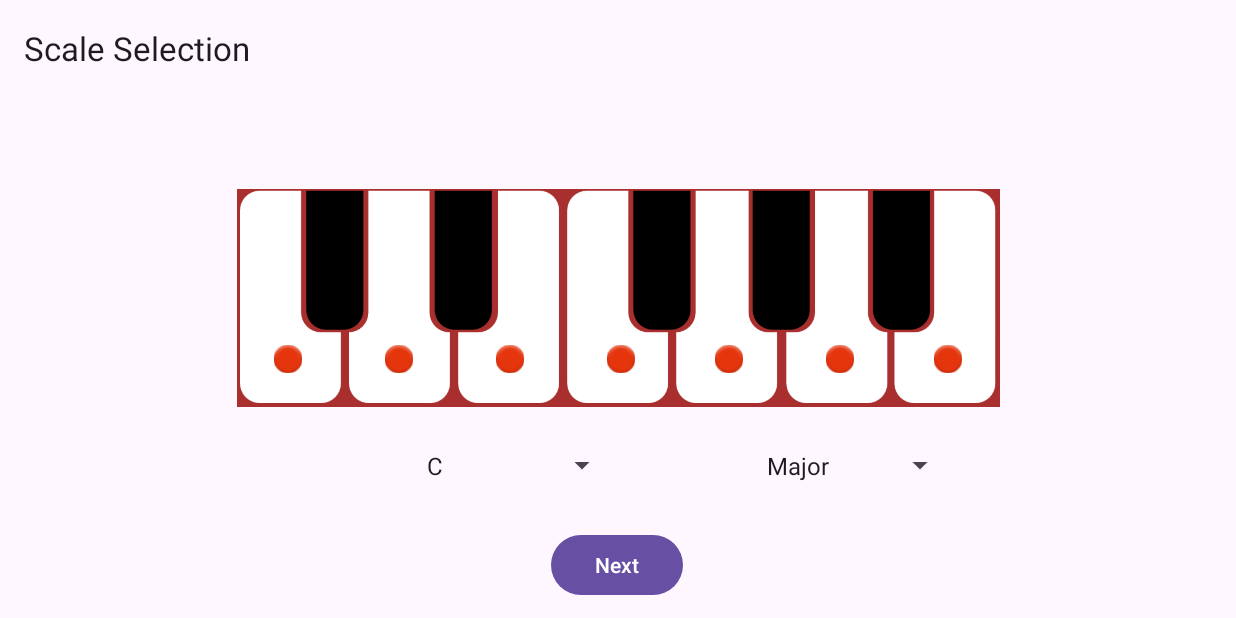
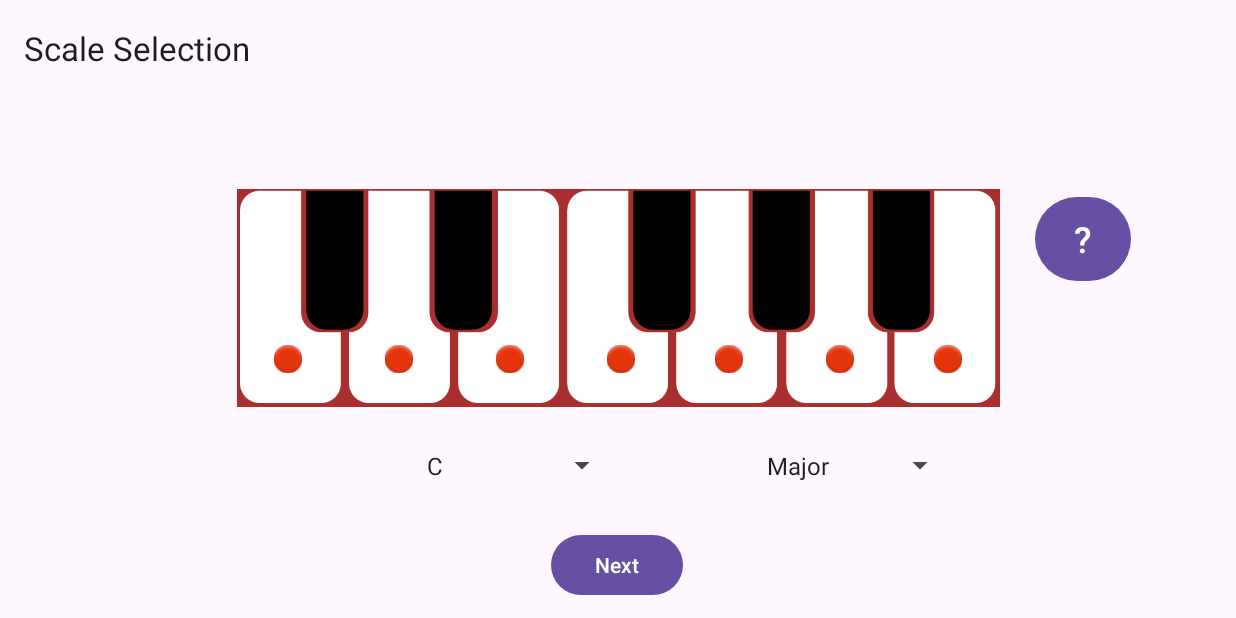
Before and after one commit to akpizutti/IHC-MiniChord, an Android app: the screen it shows after launch (MainActivity), on a phone screen of 824 x 412 dp (held sideways). Run offline under Robolectric (Android 15) with nearby library versions, the phone set to English and light mode, and no system bars; our stand-ins replace navigation-ui; 2 statements that could not run were skipped.

Commit message:
Added help overlay to first fragment

```diff
--- a/app/src/main/java/com/example/minichord/FirstFragment.java
+++ b/app/src/main/java/com/example/minichord/FirstFragment.java
@@ -3,12 +3,15 @@
 import android.os.Bundle;
 import android.util.Log;
 import android.view.LayoutInflater;
+import android.view.MotionEvent;
 import android.view.View;
 import android.view.ViewGroup;
 import android.widget.AdapterView;
 import android.widget.ArrayAdapter;
+import android.widget.Button;
 import android.widget.ImageView;
 import android.widget.Spinner;
+import android.widget.TextView;
 
 import androidx.annotation.NonNull;
 import androidx.fragment.app.Fragment;
@@ -39,6 +42,12 @@
     private ImageView isPlaying_A;
     private ImageView isPlaying_A_Sharp;
     private ImageView isPlaying_B;
+
+    private Button helpOpenButton;
+    private Button helpCloseButton;
+
+    private TextView keyboardTextHelp;
+    private TextView selectorTextHelp;
 
 
     private String selectedScale;
@@ -79,6 +88,14 @@
 
         setAllKeysOFF();
 
+        helpOpenButton = binding.helpOpenButton;
+        helpCloseButton = binding.helpCloseButton;
+
+        keyboardTextHelp = binding.keyboardTextHelp;
+        selectorTextHelp = binding.selectorTextHelp;
+
+        closeHelpOverlay();
+
         return binding.getRoot();
 
     }
@@ -94,6 +111,47 @@
             }
         });
 
+        binding.helpOpenButton.setOnTouchListener((v, event) -> {
+            switch(event.getAction()) {
+                case MotionEvent.ACTION_DOWN:
+                    openHelpOverlay();
+                    break;
+                case MotionEvent.ACTION_UP:
+                    v.performClick();
+                case MotionEvent.ACTION_CANCEL:
+                    // RELEASED
+                    break;
+            }
+            return false;
+        });
+
+        binding.helpCloseButton.setOnTouchListener((v, event) -> {
+            switch(event.getAction()) {
+                case MotionEvent.ACTION_DOWN:
+                    closeHelpOverlay();
+                    break;
+                case MotionEvent.ACTION_UP:
+                    v.performClick();
+                case MotionEvent.ACTION_CANCEL:
+                    // RELEASED
+                    break;
+            }
+            return false;
+        });
+
+    }
+
+    private void openHelpOverlay(){
+        helpCloseButton.setVisibility(View.VISIBLE);
+
+        keyboardTextHelp.setVisibility(View.VISIBLE);
+        selectorTextHelp.setVisibility(View.VISIBLE);
+    }
+    private void closeHelpOverlay(){
+        helpCloseButton.setVisibility(View.GONE);
+
+        keyboardTextHelp.setVisibility(View.INVISIBLE);
+        selectorTextHelp.setVisibility(View.INVISIBLE);
     }
 
     private void setAllKeysOFF(){
--- a/app/src/main/res/layout/fragment_first.xml
+++ b/app/src/main/res/layout/fragment_first.xml
@@ -205,4 +205,63 @@
         app:layout_constraintBottom_toBottomOf="@+id/keyboardS1"
         app:layout_constraintStart_toEndOf="@+id/isPlaying_A" />
 
+    <TextView
+        android:id="@+id/keyboardTextHelp"
+        android:layout_width="0dp"
+        android:layout_height="0dp"
+        android:layout_marginStart="80dp"
+        android:layout_marginEnd="80dp"
+        android:layout_weight="1"
+        android:background="#66000000"
+        android:gravity="center"
+        android:text="Notes that are part of the selected scale will be highlighted in this keyboard."
+        android:textAlignment="center"
+        android:textColor="#FFFFFF"
+        android:textSize="20sp"
+        android:visibility="visible"
+        app:layout_constraintBottom_toBottomOf="@+id/keyboardS1"
+        app:layout_constraintEnd_toEndOf="@+id/keyboardS1"
+        app:layout_constraintStart_toStartOf="@+id/keyboardS1"
+        app:layout_constraintTop_toTopOf="@+id/keyboardS1" />
+
+    <TextView
+        android:id="@+id/selectorTextHelp"
+        android:layout_width="0dp"
+        android:layout_height="0dp"
+        android:layout_weight="1"
+        android:background="#66000000"
+        android:gravity="center"
+        android:text="Choose your scale and mode here."
+        android:textAlignment="center"
+        android:textColor="#FFFFFF"
+        android:textSize="20sp"
+        android:visibility="visible"
+        app:layout_constraintBottom_toBottomOf="@+id/linearLayout"
+        app:layout_constraintEnd_toEndOf="@+id/linearLayout"
+        app:layout_constraintStart_toStartOf="@+id/linearLayout"
+        app:layout_constraintTop_toTopOf="@+id/linearLayout" />
+
+    <Button
+        android:id="@+id/helpOpenButton"
+        android:layout_width="64dp"
+        android:layout_height="64dp"
+        android:layout_marginStart="24dp"
+        android:layout_marginBottom="80dp"
+        android:text="\?"
+        android:textSize="24sp"
+        app:layout_constraintBottom_toBottomOf="@+id/keyboardTextHelp"
+        app:layout_constraintStart_toEndOf="@+id/keyboardTextHelp" />
+
+    <Button
+        android:id="@+id/helpCloseButton"
+        android:layout_width="64dp"
+        android:layout_height="64dp"
+        android:layout_marginStart="24dp"
+        android:layout_marginBottom="80dp"
+        android:text="X"
+        android:textSize="24sp"
+        android:visibility="visible"
+        app:layout_constraintBottom_toBottomOf="@+id/keyboardS1"
+        app:layout_constraintStart_toEndOf="@+id/keyboardTextHelp" />
+
 </androidx.constraintlayout.widget.ConstraintLayout>
```
